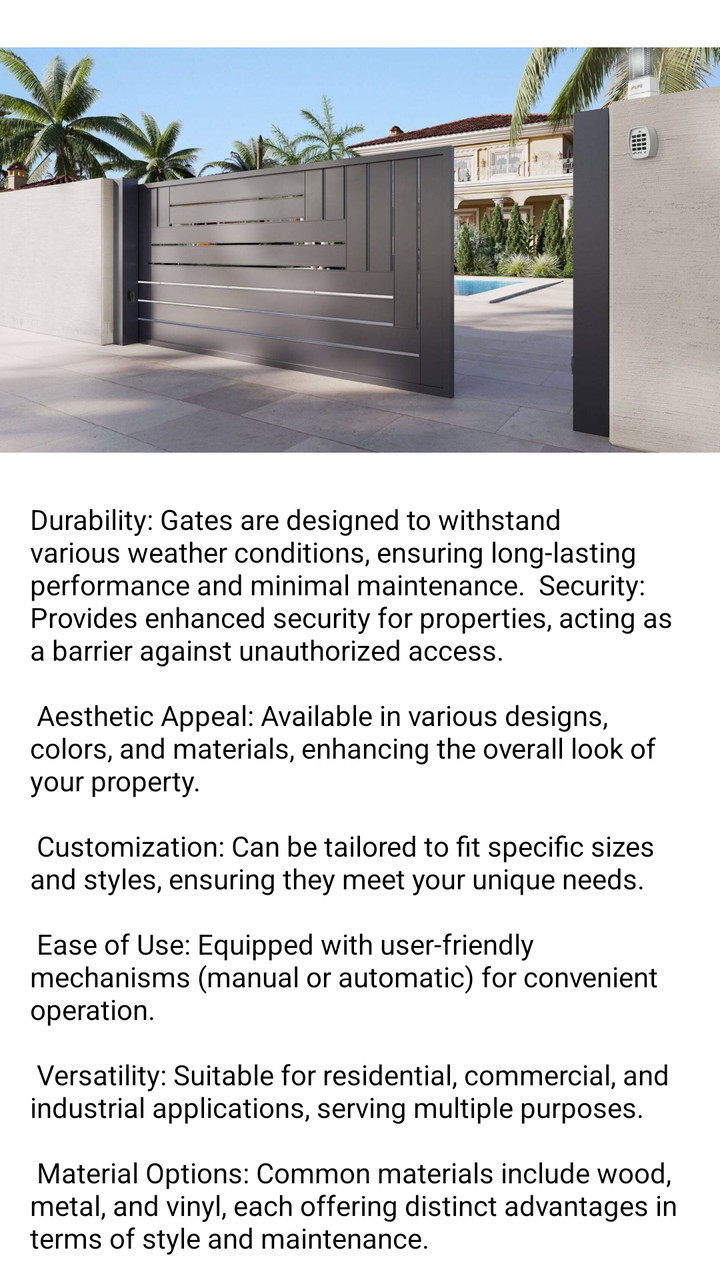
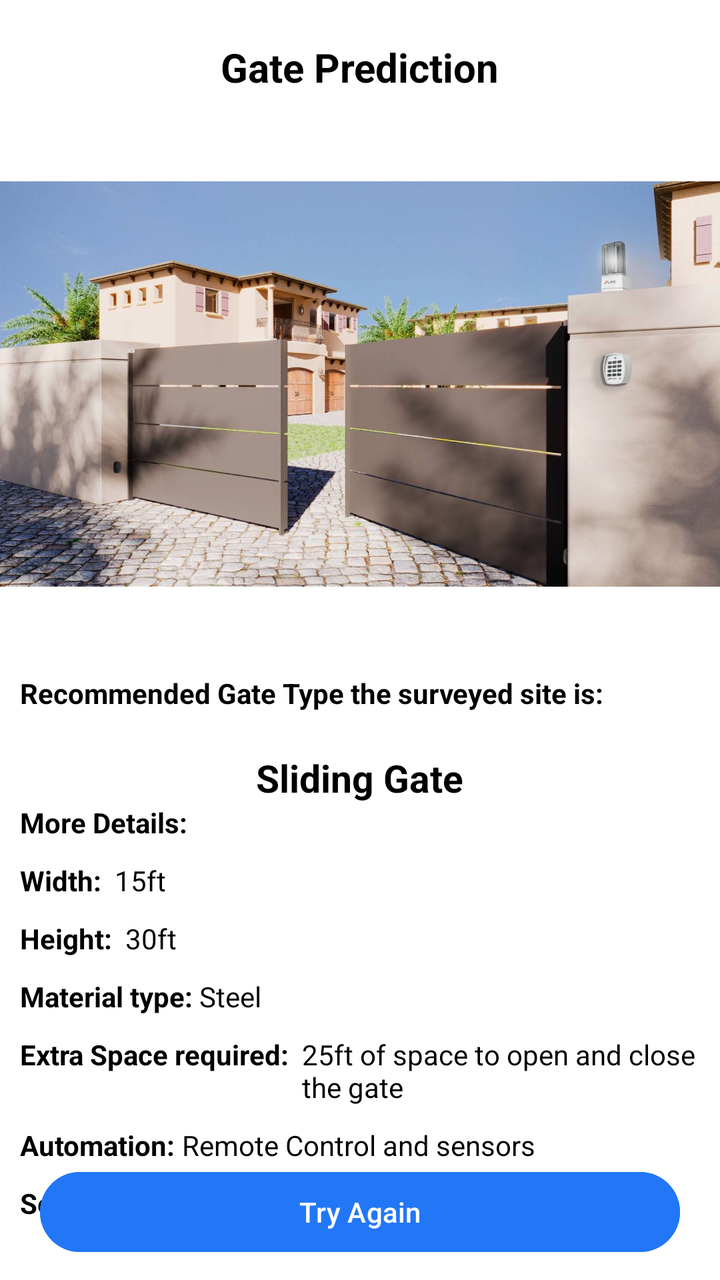

Before-and-after screenshots of an Android layout around one commit, followed by the original layout XML and the change that was made.
<!-- AndroidManifest.xml: application theme Theme.GateVision -->
<!-- res/layout/activity_output.xml -->
<?xml version="1.0" encoding="utf-8"?>
<LinearLayout xmlns:android="http://schemas.android.com/apk/res/android"
    xmlns:app="http://schemas.android.com/apk/res-auto"
    xmlns:tools="http://schemas.android.com/tools"
    android:id="@+id/main"
    android:layout_width="match_parent"
    android:layout_height="match_parent"
    android:orientation="vertical"
    tools:context=".Output"
    android:background="@color/white">

    <ImageView
        android:layout_width="wrap_content"
        android:layout_height="250dp"
        android:src="@drawable/swing_gate_img"
        android:visibility="gone"
        />
    <ImageView
        android:layout_width="wrap_content"
        android:layout_height="250dp"
        android:src="@drawable/sliding_gate_img"
        android:visibility="visible"
        />


    <TextView
        android:layout_width="wrap_content"
        android:layout_height="wrap_content"
        android:id="@+id/OutputDetailsOfGate"
        android:layout_marginHorizontal="15dp"
        android:textColor="@color/black"
        android:text="Durability: Gates are designed to withstand various weather conditions, ensuring long-lasting performance and minimal maintenance.

Security: Provides enhanced security for properties, acting as a barrier against unauthorized access.\n\n
Aesthetic Appeal: Available in various designs, colors, and materials, enhancing the overall look of your property.\n\n
Customization: Can be tailored to fit specific sizes and styles, ensuring they meet your unique needs.\n\n
Ease of Use: Equipped with user-friendly mechanisms (manual or automatic) for convenient operation.\n\n
Versatility: Suitable for residential, commercial, and industrial applications, serving multiple purposes.\n\n
Material Options: Common materials include wood, metal, and vinyl, each offering distinct advantages in terms of style and maintenance.\n\n
Privacy: Solid gates can provide an added level of privacy for homes and yards.\n\n
Environmentally Friendly: Options available in sustainable materials and designs that minimize environmental impact."/>

</LinearLayout>
<!-- resources referenced by this layout -->
<resources>
  <color name="black">#FF000000</color>
  <color name="white">#FFFFFFFF</color>
  <!-- drawable sliding_gate_img: jpg bitmap (drawable, 272477 bytes) -->
  <!-- drawable swing_gate_img: jpg bitmap (drawable, 225907 bytes) -->
  <style name="Theme.GateVision" parent="Base.Theme.GateVision" />
  <style name="Base.Theme.GateVision" parent="Theme.Material3.DayNight.NoActionBar">
          
          
      </style>
</resources>

<!-- the commit's change to res/layout/activity_output.xml (unified diff, before → after) -->
@@ -1,5 +1,5 @@
 <?xml version="1.0" encoding="utf-8"?>
-<LinearLayout xmlns:android="http://schemas.android.com/apk/res/android"
+<RelativeLayout xmlns:android="http://schemas.android.com/apk/res/android"
     xmlns:app="http://schemas.android.com/apk/res-auto"
     xmlns:tools="http://schemas.android.com/tools"
     android:id="@+id/main"
@@ -9,35 +9,244 @@
     tools:context=".Output"
     android:background="@color/white">
 
-    <ImageView
-        android:layout_width="wrap_content"
-        android:layout_height="250dp"
-        android:src="@drawable/swing_gate_img"
-        android:visibility="gone"
+    <ScrollView
+        android:layout_width="match_parent"
+        android:layout_height="match_parent">
+
+        <LinearLayout
+            android:layout_width="match_parent"
+            android:layout_height="match_parent"
+            android:layout_above="@+id/output_tryagain"
+            android:orientation="vertical"
+            android:layout_marginBottom="10dp"
+            >
+
+            <TextView
+                android:layout_width="wrap_content"
+                android:layout_height="wrap_content"
+                android:text="Gate Prediction"
+                android:layout_gravity="center"
+                android:layout_marginTop="20dp"
+                android:textSize="20sp"
+                android:textStyle="bold"
+                android:layout_marginBottom="20dp"
+                android:textColor="@color/black"
+                />
+
+            <ImageView
+                android:layout_width="wrap_content"
+                android:layout_height="250dp"
+                android:src="@drawable/swing_gate_img"
+                android:visibility="visible"
+                />
+            <ImageView
+                android:layout_width="wrap_content"
+                android:layout_height="250dp"
+                android:src="@drawable/sliding_gate_img"
+                android:visibility="gone"
+                />
+
+            <LinearLayout
+                android:layout_width="match_parent"
+                android:layout_height="wrap_content"
+                android:orientation="vertical"
+                android:layout_marginHorizontal="10dp"
+                android:layout_marginTop="20dp"
+                >
+
+                <TextView
+                    android:layout_width="wrap_content"
+                    android:layout_height="wrap_content"
+                    android:text="Recommended Gate Type the surveyed site is: "
+                    android:textColor="@color/black"
+                    android:textStyle="bold"
+                    />
+                <TextView
+                    android:layout_width="wrap_content"
+                    android:layout_height="wrap_content"
+                    android:text="Sliding Gate"
+                    android:textSize="19sp"
+                    android:layout_gravity="center"
+                    android:layout_marginTop="20dp"
+                    android:textColor="@color/black"
+                    android:textStyle="bold"
+                    />
+
+                <TextView
+                    android:layout_width="wrap_content"
+                    android:layout_height="wrap_content"
+                    android:text="More Details: "
+                    android:textColor="@color/black"
+                    android:textStyle="bold"
+                    />
+
+                <LinearLayout
+                    android:layout_width="match_parent"
+                    android:layout_height="wrap_content"
+                    android:orientation="vertical"
+                    android:layout_marginTop="10dp"
+                    >
+
+
+                    <LinearLayout
+                        android:layout_width="wrap_content"
+                        android:layout_height="wrap_content"
+                        android:orientation="horizontal">
+
+                        <TextView
+                            android:layout_width="wrap_content"
+                            android:layout_height="wrap_content"
+                            android:text="Width:  "
+                            android:textColor="@color/black"
+                            android:textStyle="bold"
+                            />
+                        <TextView
+                            android:layout_width="wrap_content"
+                            android:layout_height="wrap_content"
+                            android:text="15ft"
+                            android:textColor="@color/black"
+                            />
+
+                    </LinearLayout>
+
+                    <LinearLayout
+                        android:layout_width="wrap_content"
+                        android:layout_height="wrap_content"
+                        android:orientation="horizontal"
+                        android:layout_marginTop="10dp">
+
+                        <TextView
+                            android:layout_width="wrap_content"
+                            android:layout_height="wrap_content"
+                            android:text="Height:  "
+                            android:textColor="@color/black"
+                            android:textStyle="bold"
+                            />
+                        <TextView
+                            android:layout_width="wrap_content"
+                            android:layout_height="wrap_content"
+                            android:text="30ft"
+                            android:textColor="@color/black"
+                            />
+
+                    </LinearLayout>
+
+                    <LinearLayout
+                        android:layout_width="wrap_content"
+                        android:layout_height="wrap_content"
+                        android:orientation="horizontal"
+                        android:layout_marginTop="10dp">
+
+                        <TextView
+                            android:layout_width="wrap_content"
+                            android:layout_height="wrap_content"
+                            android:text="Material type: "
+                            android:textColor="@color/black"
+                            android:textStyle="bold"
+                            />
+                        <TextView
+                            android:layout_width="wrap_content"
+                            android:layout_height="wrap_content"
+                            android:text="Steel"
+                            android:textColor="@color/black"
+                            />
+
+                    </LinearLayout>
+
+                    <LinearLayout
+                        android:layout_width="wrap_content"
+                        android:layout_height="wrap_content"
+                        android:orientation="horizontal"
+                        android:layout_marginTop="10dp">
+
+                        <TextView
+                            android:layout_width="wrap_content"
+                            android:layout_height="wrap_content"
+                            android:text="Extra Space required:  "
+                            android:textColor="@color/black"
+                            android:textStyle="bold"
+                            />
+                        <TextView
+                            android:layout_width="wrap_content"
+                            android:layout_height="wrap_content"
+                            android:text="25ft of space to open and close the gate"
+                            android:textColor="@color/black"
+                            />
+
+                    </LinearLayout>
+
+                    <LinearLayout
+                        android:layout_width="wrap_content"
+                        android:layout_height="wrap_content"
+                        android:orientation="horizontal"
+                        android:layout_marginTop="10dp">
+
+                        <TextView
+                            android:layout_width="wrap_content"
+                            android:layout_height="wrap_content"
+                            android:text="Automation: "
+                            android:textColor="@color/black"
+                            android:textStyle="bold"
+                            />
+                        <TextView
+                            android:layout_width="wrap_content"
+                            android:layout_height="wrap_content"
+                            android:text="Remote Control and sensors"
+                            android:textColor="@color/black"
+                            />
+
+                    </LinearLayout>
+
+                    <LinearLayout
+                        android:layout_width="wrap_content"
+                        android:layout_height="wrap_content"
+                        android:orientation="horizontal"
+                        android:layout_marginTop="10dp">
+
+                        <TextView
+                            android:layout_width="wrap_content"
+                            android:layout_height="wrap_content"
+                            android:text="Security: "
+                            android:textColor="@color/black"
+                            android:textStyle="bold"
+                            />
+                        <TextView
+                            android:layout_width="wrap_content"
+                            android:layout_height="wrap_content"
+                            android:text="Both Manual and Automatic locking system"
+                            android:textColor="@color/black"
+                            />
+
+                    </LinearLayout>
+
+
+
+
+
+                </LinearLayout>
+
+
+
+
+
+            </LinearLayout>
+
+        </LinearLayout>
+
+    </ScrollView>
+
+    <Button
+        android:layout_width="match_parent"
+        android:layout_height="wrap_content"
+        android:id="@+id/output_tryagain"
+        android:text="Try Again"
+        android:layout_alignParentBottom="true"
+        android:layout_marginBottom="10dp"
+        android:layout_marginHorizontal="20dp"
+        android:backgroundTint="@color/blue"
+
         />
-    <ImageView
-        android:layout_width="wrap_content"
-        android:layout_height="250dp"
-        android:src="@drawable/sliding_gate_img"
-        android:visibility="visible"
-        />
-
-
-    <TextView
-        android:layout_width="wrap_content"
-        android:layout_height="wrap_content"
-        android:id="@+id/OutputDetailsOfGate"
-        android:layout_marginHorizontal="15dp"
-        android:textColor="@color/black"
-        android:text="Durability: Gates are designed to withstand various weather conditions, ensuring long-lasting performance and minimal maintenance.
-
-Security: Provides enhanced security for properties, acting as a barrier against unauthorized access.\n\n
-Aesthetic Appeal: Available in various designs, colors, and materials, enhancing the overall look of your property.\n\n
-Customization: Can be tailored to fit specific sizes and styles, ensuring they meet your unique needs.\n\n
-Ease of Use: Equipped with user-friendly mechanisms (manual or automatic) for convenient operation.\n\n
-Versatility: Suitable for residential, commercial, and industrial applications, serving multiple purposes.\n\n
-Material Options: Common materials include wood, metal, and vinyl, each offering distinct advantages in terms of style and maintenance.\n\n
-Privacy: Solid gates can provide an added level of privacy for homes and yards.\n\n
-Environmentally Friendly: Options available in sustainable materials and designs that minimize environmental impact."/>
-
-</LinearLayout>
+
+
+
+</RelativeLayout>
<!-- resource entries referenced after the edit -->
@@ -1,6 +1,7 @@
 <!-- resources referenced by this layout -->
 <resources>
   <color name="black">#FF000000</color>
+  <color name="blue">#2277F6</color>
   <color name="white">#FFFFFFFF</color>
   <!-- drawable sliding_gate_img: jpg bitmap (drawable, 272477 bytes) -->
   <!-- drawable swing_gate_img: jpg bitmap (drawable, 225907 bytes) -->
